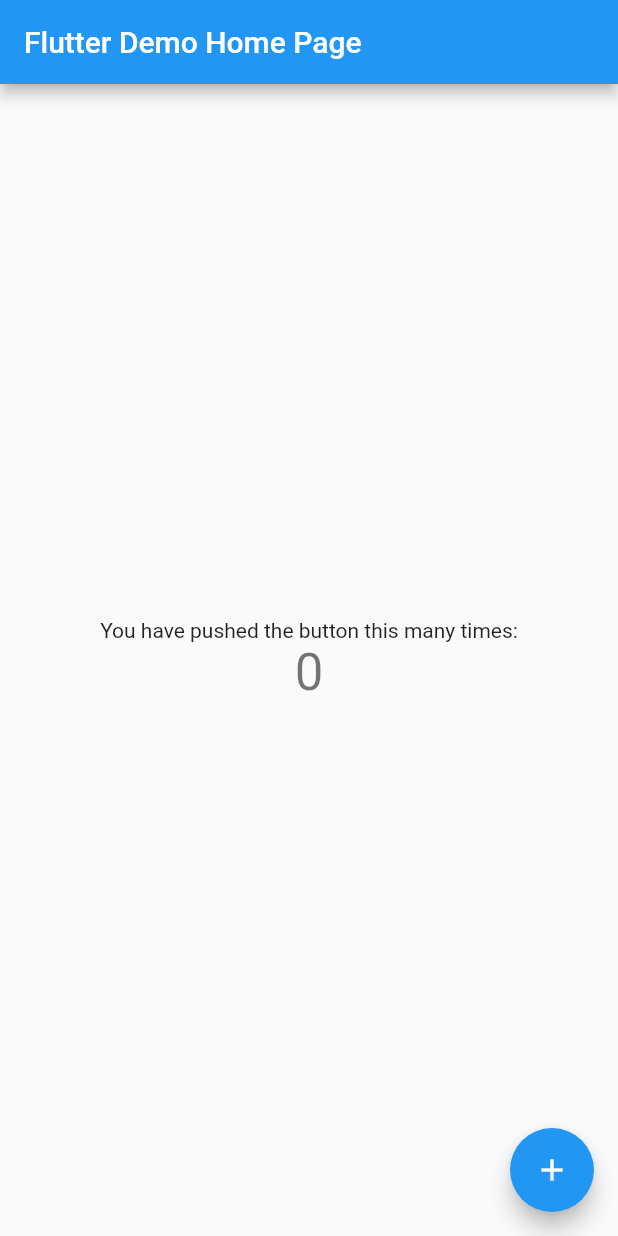
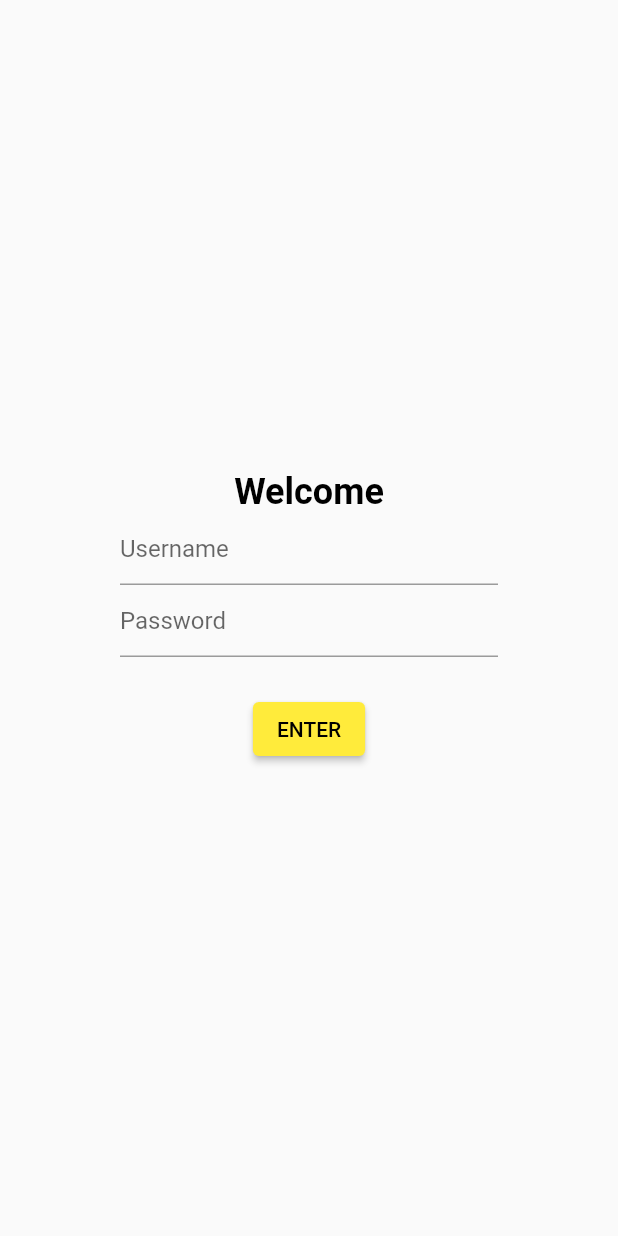
Before and after one commit to IanMaguithi/CartProvider, a Flutter app: the screen it shows after launch, on a phone screen of 412 x 824 dp. Run offline on Flutter 3.47's test engine with Material 2 defaults, Android fonts, the phone set to English and light mode, and no system bars; Roboto replaces fonts that are missing (Corben).

Commit message:
functional app

```diff
--- /dev/null
+++ b/lib/config/theme.dart
@@ -0,0 +1,13 @@
+import 'package:flutter/material.dart';
+
+final appTheme = ThemeData(
+  primarySwatch: Colors.yellow,
+  textTheme: TextTheme(
+    headline1: TextStyle(
+      fontFamily: 'Corben',
+      fontWeight: FontWeight.w700,
+      fontSize: 24,
+      color: Colors.black,
+    ),
+  ),
+);
--- a/lib/main.dart
+++ b/lib/main.dart
@@ -1,117 +1,52 @@
+// Copyright 2019 The Flutter team. All rights reserved.
+// Use of this source code is governed by a BSD-style license that can be
+// found in the LICENSE file.
+
 import 'package:flutter/material.dart';
+import 'package:provider/provider.dart';
+
+import 'config/theme.dart';
+import 'models/cart.dart';
+import 'models/catalog.dart';
+import 'screens/cart.dart';
+import 'screens/catalog.dart';
+import 'screens/login.dart';
+
 
 void main() {
   runApp(MyApp());
 }
 
 class MyApp extends StatelessWidget {
-  // This widget is the root of your application.
   @override
   Widget build(BuildContext context) {
-    return MaterialApp(
-      title: 'Flutter Demo',
-      theme: ThemeData(
-        // This is the theme of your application.
-        //
-        // Try running your application with "flutter run". You'll see the
-        // application has a blue toolbar. Then, without quitting the app, try
-        // changing the primarySwatch below to Colors.green and then invoke
-        // "hot reload" (press "r" in the console where you ran "flutter run",
-        // or simply save your changes to "hot reload" in a Flutter IDE).
-        // Notice that the counter didn't reset back to zero; the application
-        // is not restarted.
-        primarySwatch: Colors.blue,
-        // This makes the visual density adapt to the platform that you run
-        // the app on. For desktop platforms, the controls will be smaller and
-        // closer together (more dense) than on mobile platforms.
-        visualDensity: VisualDensity.adaptivePlatformDensity,
+    // Using MultiProvider is convenient when providing multiple objects.
+    return MultiProvider(
+      providers: [
+        // In this sample app, CatalogModel never changes, so a simple Provider
+        // is sufficient.
+        Provider(create: (context) => CatalogModel()),
+        // CartModel is implemented as a ChangeNotifier, which calls for the use
+        // of ChangeNotifierProvider. Moreover, CartModel depends
+        // on CatalogModel, so a ProxyProvider is needed.
+        ChangeNotifierProxyProvider<CatalogModel, CartModel>(
+          create: (context) => CartModel(),
+          update: (context, catalog, cart) {
+            cart.catalog = catalog;
+            return cart;
+          },
+        ),
+      ],
+      child: MaterialApp(
+        title: 'Provider Demo',
+        theme: appTheme,
+        initialRoute: '/',
+        routes: {
+          '/': (context) => MyLogin(),
+          '/catalog': (context) => MyCatalog(),
+          '/cart': (context) => MyCart(),
+        },
       ),
-      home: MyHomePage(title: 'Flutter Demo Home Page'),
     );
   }
 }
-
-class MyHomePage extends StatefulWidget {
-  MyHomePage({Key key, this.title}) : super(key: key);
-
-  // This widget is the home page of your application. It is stateful, meaning
-  // that it has a State object (defined below) that contains fields that affect
-  // how it looks.
-
-  // This class is the configuration for the state. It holds the values (in this
-  // case the title) provided by the parent (in this case the App widget) and
-  // used by the build method of the State. Fields in a Widget subclass are
-  // always marked "final".
-
-  final String title;
-
-  @override
-  _MyHomePageState createState() => _MyHomePageState();
-}
-
-class _MyHomePageState extends State<MyHomePage> {
-  int _counter = 0;
-
-  void _incrementCounter() {
-    setState(() {
-      // This call to setState tells the Flutter framework that something has
-      // changed in this State, which causes it to rerun the build method below
-      // so that the display can reflect the updated values. If we changed
-      // _counter without calling setState(), then the build method would not be
-      // called again, and so nothing would appear to happen.
-      _counter++;
-    });
-  }
-
-  @override
-  Widget build(BuildContext context) {
-    // This method is rerun every time setState is called, for instance as done
-    // by the _incrementCounter method above.
-    //
-    // The Flutter framework has been optimized to make rerunning build methods
-    // fast, so that you can just rebuild anything that needs updating rather
-    // than having to individually change instances of widgets.
-    return Scaffold(
-      appBar: AppBar(
-        // Here we take the value from the MyHomePage object that was created by
-        // the App.build method, and use it to set our appbar title.
-        title: Text(widget.title),
-      ),
-      body: Center(
-        // Center is a layout widget. It takes a single child and positions it
-        // in the middle of the parent.
-        child: Column(
-          // Column is also a layout widget. It takes a list of children and
-          // arranges them vertically. By default, it sizes itself to fit its
-          // children horizontally, and tries to be as tall as its parent.
-          //
-          // Invoke "debug painting" (press "p" in the console, choose the
-          // "Toggle Debug Paint" action from the Flutter Inspector in Android
-          // Studio, or the "Toggle Debug Paint" command in Visual Studio Code)
-          // to see the wireframe for each widget.
-          //
-          // Column has various properties to control how it sizes itself and
-          // how it positions its children. Here we use mainAxisAlignment to
-          // center the children vertically; the main axis here is the vertical
-          // axis because Columns are vertical (the cross axis would be
-          // horizontal).
-          mainAxisAlignment: MainAxisAlignment.center,
-          children: <Widget>[
-            Text(
-              'You have pushed the button this many times:',
-            ),
-            Text(
-              '$_counter',
-              style: Theme.of(context).textTheme.headline4,
-            ),
-          ],
-        ),
-      ),
-      floatingActionButton: FloatingActionButton(
-        onPressed: _incrementCounter,
-        tooltip: 'Increment',
-        child: Icon(Icons.add),
-      ), // This trailing comma makes auto-formatting nicer for build methods.
-    );
-  }
-}
--- /dev/null
+++ b/lib/models/cart.dart
@@ -0,0 +1,50 @@
+// Copyright 2019 The Flutter team. All rights reserved.
+// Use of this source code is governed by a BSD-style license that can be
+// found in the LICENSE file.
+
+import 'package:CartProvider/models/catalog.dart';
+import 'package:flutter/foundation.dart';
+
+class CartModel extends ChangeNotifier {
+  /// The private field backing [catalog].
+  CatalogModel _catalog;
+
+  /// Internal, private state of the cart. Stores the ids of each item.
+  final List<int> _itemIds = [];
+
+  /// The current catalog. Used to construct items from numeric ids.
+  CatalogModel get catalog => _catalog;
+
+  set catalog(CatalogModel newCatalog) {
+    assert(newCatalog != null);
+    assert(_itemIds.every((id) => newCatalog.getById(id) != null),
+        'The catalog $newCatalog does not have one of $_itemIds in it.');
+    _catalog = newCatalog;
+    // Notify listeners, in case the new catalog provides information
+    // different from the previous one. For example, availability of an item
+    // might have changed.
+    notifyListeners();
+  }
+
+  /// List of items in the cart.
+  List<Item> get items => _itemIds.map((id) => _catalog.getById(id)).toList();
+
+  /// The current total price of all items.
+  int get totalPrice =>
+      items.fold(0, (total, current) => total + current.price);
+
+  /// Adds [item] to cart. This is the only way to modify the cart from outside.
+  void add(Item item) {
+    _itemIds.add(item.id);
+    // This line tells [Model] that it should rebuild the widgets that
+    // depend on it.
+    notifyListeners();
+  }
+
+  void remove(Item item) {
+    _itemIds.remove(item.id);
+    // Don't forget to tell dependent widgets to rebuild _every time_
+    // you change the model.
+    notifyListeners();
+  }
+}
--- /dev/null
+++ b/lib/models/catalog.dart
@@ -0,0 +1,63 @@
+// Copyright 2019 The Flutter team. All rights reserved.
+// Use of this source code is governed by a BSD-style license that can be
+// found in the LICENSE file.
+
+import 'package:flutter/material.dart';
+
+/// A proxy of the catalog of items the user can buy.
+///
+/// In a real app, this might be backed by a backend and cached on device.
+/// In this sample app, the catalog is procedurally generated and infinite.
+///
+/// For simplicity, the catalog is expected to be immutable (no products are
+/// expected to be added, removed or changed during the execution of the app).
+class CatalogModel {
+  static List<String> itemNames = [
+    'Code Smell',
+    'Control Flow',
+    'Interpreter',
+    'Recursion',
+    'Sprint',
+    'Heisenbug',
+    'Spaghetti',
+    'Hydra Code',
+    'Off-By-One',
+    'Scope',
+    'Callback',
+    'Closure',
+    'Automata',
+    'Bit Shift',
+    'Currying',
+  ];
+
+  /// Get item by [id].
+  ///
+  /// In this sample, the catalog is infinite, looping over [itemNames].
+  Item getById(int id) => Item(id, itemNames[id % itemNames.length]);
+
+  /// Get item by its position in the catalog.
+  Item getByPosition(int position) {
+    // In this simplified case, an item's position in the catalog
+    // is also its id.
+    return getById(position);
+  }
+}
+
+@immutable
+class Item {
+  final int id;
+  final String name;
+  final Color color;
+  final int price = 42;
+
+  Item(this.id, this.name)
+      // To make the sample app look nicer, each item is given one of the
+      // Material Design primary colors.
+      : color = Colors.primaries[id % Colors.primaries.length];
+
+  @override
+  int get hashCode => id;
+
+  @override
+  bool operator ==(Object other) => other is Item && other.id == id;
+}
--- /dev/null
+++ b/lib/screens/login.dart
@@ -0,0 +1,50 @@
+// Copyright 2020 The Flutter team. All rights reserved.
+// Use of this source code is governed by a BSD-style license that can be
+// found in the LICENSE file.
+
+import 'package:flutter/material.dart';
+
+class MyLogin extends StatelessWidget {
+  @override
+  Widget build(BuildContext context) {
+    return Scaffold(
+      body: Center(
+        child: Container(
+          padding: EdgeInsets.all(80.0),
+          child: Column(
+            mainAxisAlignment: MainAxisAlignment.center,
+            children: [
+              Text(
+                'Welcome',
+                style: Theme.of(context).textTheme.headline1,
+              ),
+              TextFormField(
+                decoration: InputDecoration(
+                  hintText: 'Username',
+                ),
+              ),
+              TextFormField(
+                decoration: InputDecoration(
+                  hintText: 'Password',
+                ),
+                obscureText: true,
+              ),
+              SizedBox(
+                height: 24,
+              ),
+              ElevatedButton(
+                child: Text('ENTER'),
+                onPressed: () {
+                  Navigator.pushReplacementNamed(context, '/catalog');
+                },
+                style: ElevatedButton.styleFrom(
+                  primary: Colors.yellow,
+                ),
+              )
+            ],
+          ),
+        ),
+      ),
+    );
+  }
+}
```
Also changed, not shown: lib/screens/cart.dart (added, +100 -0 lines), lib/screens/catalog.dart (added, +124 -0 lines), pubspec.yaml (+1 -9 lines), pubspec.lock, 1 other file.
